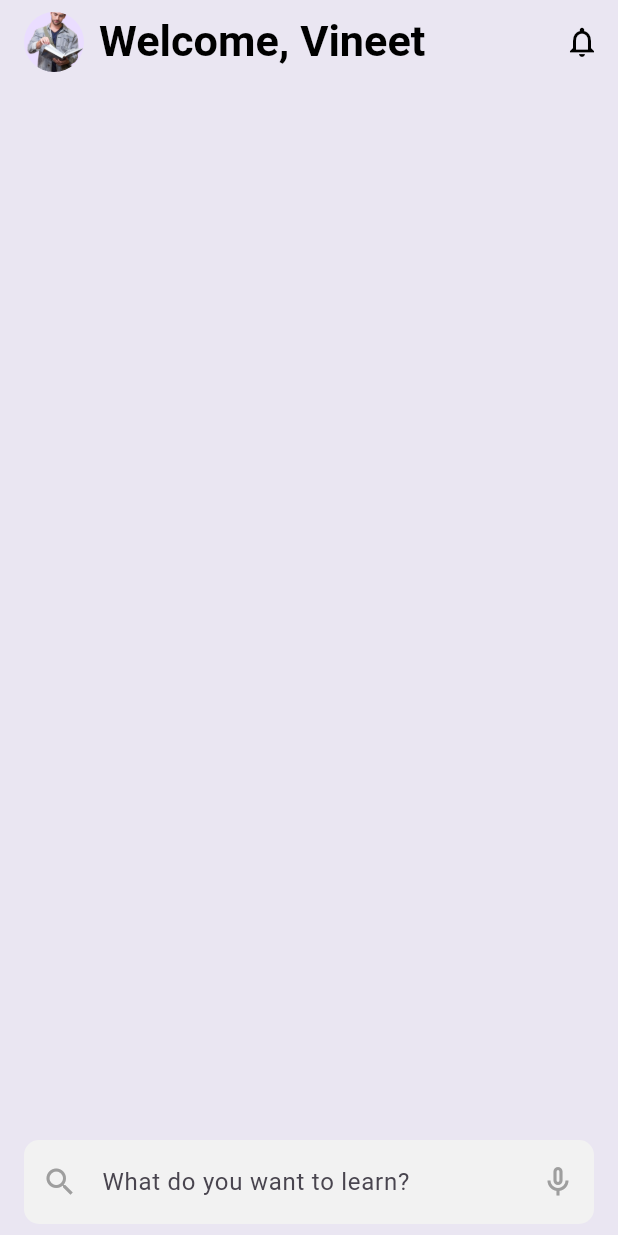
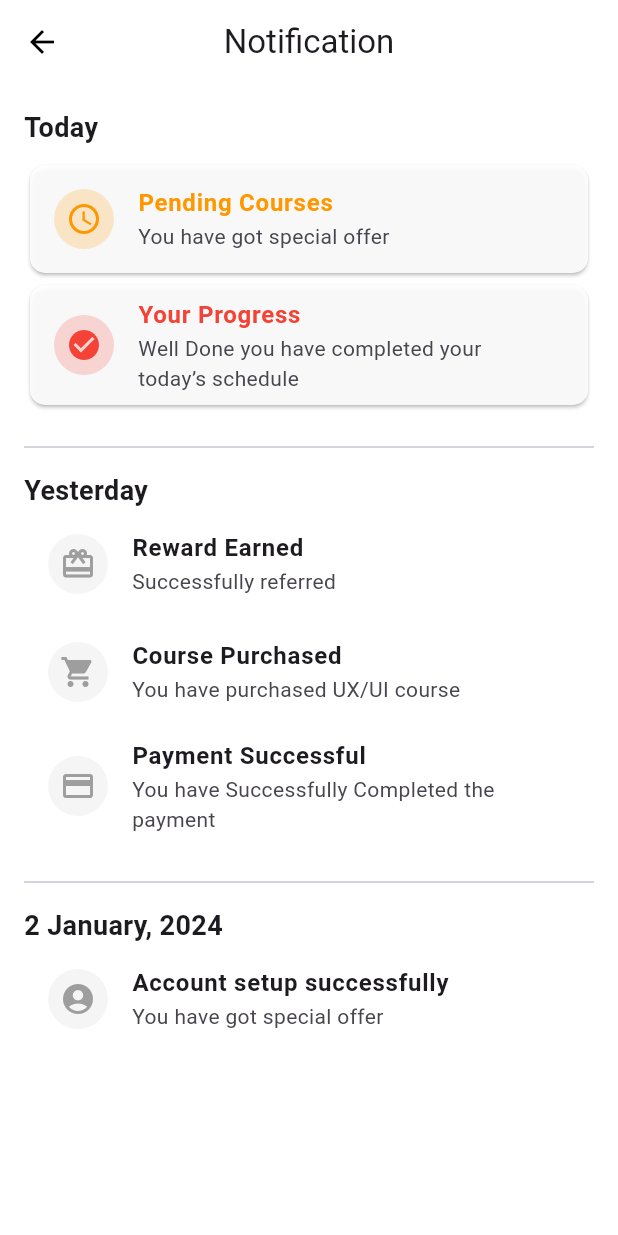
Before and after one commit to Vineet153015/TestBaoiam, a Flutter app: the HomeScreenAppBar widget shown alone on an empty page, opened directly, after a tap on the "notifications none" icon, on a phone screen of 412 x 824 dp. Run offline on Flutter 3.47's test engine with Material 3 defaults, Android fonts, the phone set to English and light mode, and no system bars; our stand-ins replace firebase_auth, firebase_core, firebase_database, firebase_storage, flutter_svg, fluttertoast and 4 more; missing offline and left inert: appinio_video_player; accounts and stored records are empty; network calls fail; project files that could hold a hidden picture were left out.

Commit message:
Search Functionality and notification page and CourseDescription completed

```diff
--- a/lib/Screens/Home/AppBar.dart
+++ b/lib/Screens/Home/AppBar.dart
@@ -3,6 +3,7 @@ import 'package:testbaoiam/Screens/Home/searchField.dart';
 import 'package:flutter/material.dart';
 import 'package:firebase_auth/firebase_auth.dart';
 import 'package:firebase_storage/firebase_storage.dart';
+import 'package:testbaoiam/Screens/Notification/Notification.dart';
 import 'package:testbaoiam/Screens/ScreenSize.dart';
 
 class HomeScreenAppBar extends StatefulWidget implements PreferredSizeWidget {
@@ -67,7 +68,10 @@ class _HomeScreenAppBarState extends State<HomeScreenAppBar> {
         IconButton(
           icon: Icon(Icons.notifications_none, color: Colors.black),
           onPressed: () {
-            // Handle notification button press
+            Navigator.push(
+              context,
+              MaterialPageRoute(builder: (context) => NotificationScreen()),
+            );
           },
         ),
       ],
--- a/lib/Screens/Home/SearchCategory.dart
+++ b/lib/Screens/Home/SearchCategory.dart
@@ -42,7 +42,7 @@ class _SearchResultScreenState extends State<SearchResultScreen> {
               'description': value['description'] ?? '',
               'author': value['author'] ?? '',
               'duration': value['duration'] ?? '',
-              'imageUrl': value['imageUrl'] ?? '',
+              'imageUrl': value['thumbnailUrl'] ?? '',
             });
 
             print("Data Fetch Kr rha");
--- /dev/null
+++ b/lib/Screens/Notification/Notification.dart
@@ -0,0 +1,157 @@
+
+import 'package:flutter/material.dart';
+import 'package:testbaoiam/Screens/Home/Dashboard.dart';
+
+class NotificationScreen extends StatelessWidget {
+  @override
+  Widget build(BuildContext context) {
+    return Scaffold(
+      backgroundColor: Colors.white,
+      appBar: AppBar(
+        title: Text('Notification'),
+        backgroundColor: Colors.white,
+        elevation: 0,
+        centerTitle: true,
+        leading: IconButton(
+          icon: Icon(Icons.arrow_back, color: Colors.black),
+          onPressed: () {
+            Navigator.push(
+              context,
+              MaterialPageRoute(builder: (context) => Dashboard()),
+            );
+          },
+        ),
+      ),
+      body: Padding(
+        padding: const EdgeInsets.all(16.0),
+        child: Column(
+          crossAxisAlignment: CrossAxisAlignment.start,
+          children: [
+            Text(
+              'Today',
+              style: TextStyle(fontSize: 18, fontWeight: FontWeight.bold),
+            ),
+            SizedBox(height: 8),
+            NotificationCard(
+              title: 'Pending Courses',
+              subtitle: 'You have got special offer',
+              icon: Icons.access_time,
+              color: Colors.orange,
+            ),
+            NotificationCard(
+              title: 'Your Progress',
+              subtitle: 'Well Done you have completed your today’s schedule',
+              icon: Icons.check_circle,
+              color: Colors.red,
+            ),
+            SizedBox(height: 16),
+            Divider(),
+            SizedBox(height: 8),
+            Text(
+              'Yesterday',
+              style: TextStyle(fontSize: 18, fontWeight: FontWeight.bold),
+            ),
+            NotificationItem(
+              title: 'Reward Earned',
+              subtitle: 'Successfully referred',
+              icon: Icons.redeem,
+              iconColor: Colors.grey,
+            ),
+            NotificationItem(
+              title: 'Course Purchased',
+              subtitle: 'You have purchased UX/UI course',
+              icon: Icons.shopping_cart,
+              iconColor: Colors.grey,
+            ),
+            NotificationItem(
+              title: 'Payment Successful',
+              subtitle: 'You have Successfully Completed the payment',
+              icon: Icons.payment,
+              iconColor: Colors.grey,
+            ),
+            SizedBox(height: 16),
+            Divider(),
+            SizedBox(height: 8),
+            Text(
+              '2 January, 2024',
+              style: TextStyle(fontSize: 18, fontWeight: FontWeight.bold),
+            ),
+            NotificationItem(
+              title: 'Account setup successfully',
+              subtitle: 'You have got special offer',
+              icon: Icons.account_circle,
+              iconColor: Colors.grey,
+            ),
+          ],
+        ),
+      ),
+    );
+  }
+}
+
+class NotificationCard extends StatelessWidget {
+  final String title;
+  final String subtitle;
+  final IconData icon;
+  final Color color;
+
+  const NotificationCard({
+    Key? key,
+    required this.title,
+    required this.subtitle,
+    required this.icon,
+    required this.color,
+  }) : super(key: key);
+
+  @override
+  Widget build(BuildContext context) {
+    return Card(
+      color: Colors.white.withOpacity(0.9),
+      shape: RoundedRectangleBorder(borderRadius: BorderRadius.circular(10)),
+      child: ListTile(
+        leading: CircleAvatar(
+          backgroundColor: color.withOpacity(0.2),
+          child: Icon(icon, color: color),
+        ),
+        title: Text(
+          title,
+          style: TextStyle(
+            fontWeight: FontWeight.bold,
+            color: color,
+          ),
+        ),
+        subtitle: Text(subtitle),
+      ),
+    );
+  }
+}
+
+class NotificationItem extends StatelessWidget {
+  final String title;
+  final String subtitle;
+  final IconData icon;
+  final Color iconColor;
+
+  const NotificationItem({
+    Key? key,
+    required this.title,
+    required this.subtitle,
+    required this.icon,
+    required this.iconColor,
+  }) : super(key: key);
+
+  @override
+  Widget build(BuildContext context) {
+    return ListTile(
+      leading: CircleAvatar(
+        backgroundColor: iconColor.withOpacity(0.1),
+        child: Icon(icon, color: iconColor),
+      ),
+      title: Text(
+        title,
+        style: TextStyle(fontWeight: FontWeight.bold),
+      ),
+      subtitle: Text(subtitle),
+    );
+  }
+}
--- a/pubspec.yaml
+++ b/pubspec.yaml
@@ -47,6 +47,9 @@ dependencies:
   image_picker: ^1.1.2
   firebase_database: ^11.0.4
   permission_handler: ^11.3.1
+  appinio_video_player: ^1.2.2
+  video_player: ^2.9.1
+
 
 
 dev_dependencies:
@@ -90,6 +93,7 @@ flutter:
     - assets/images/SearchPageAssets/management.jpg
     - assets/images/SearchPageAssets/Marketing.jpg
     - assets/images/SearchPageAssets/technology.jpg
+    - assets/videos/
 
   # An image asset can refer to one or more resolution-specific "variants", see
   # https://flutter.dev/assets-and-images/#resolution-aware
```
Also changed, not shown: lib/ReusableComponents/CourseDescription.dart (+60 -73 lines), lib/ReusableComponents/VideoPlayer.dart (added, +65 -0 lines), lib/ReusableComponents/videoPlayer2.dart (added, +26 -0 lines), lib/Screens/PopUpScreen/PopUpScreen.dart (added, +101 -0 lines), pubspec.lock, 1 other file.
